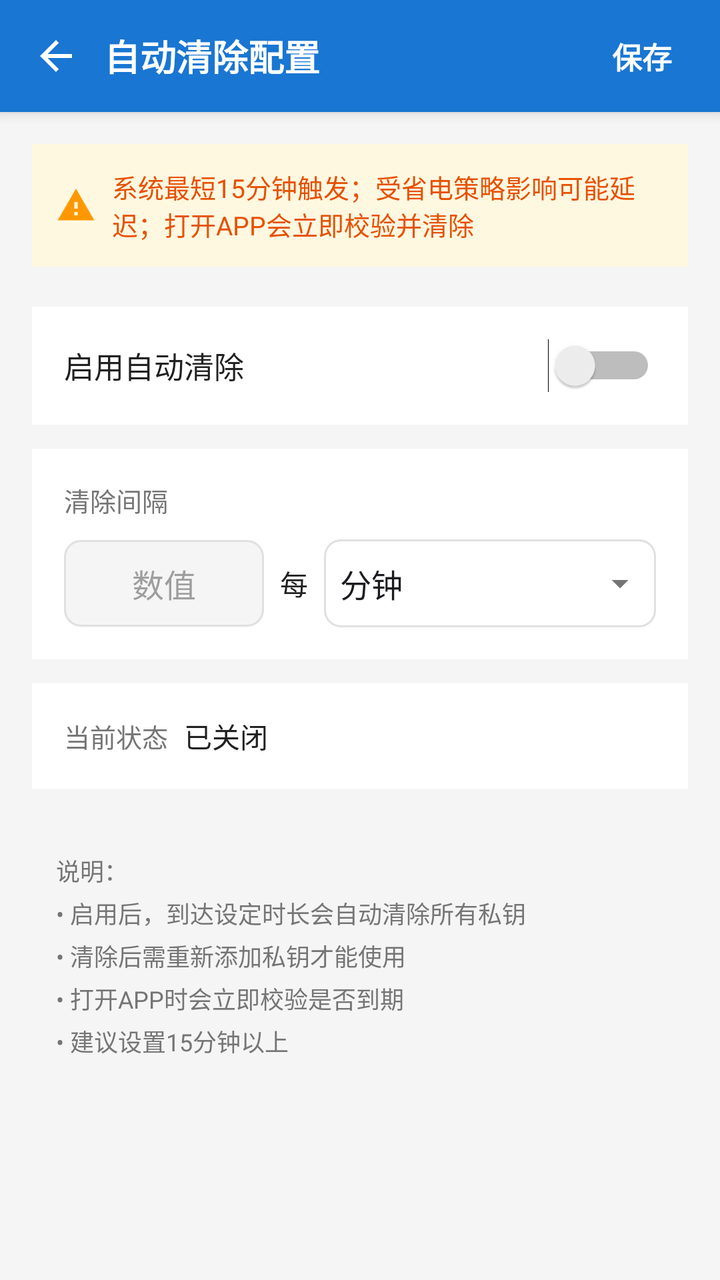
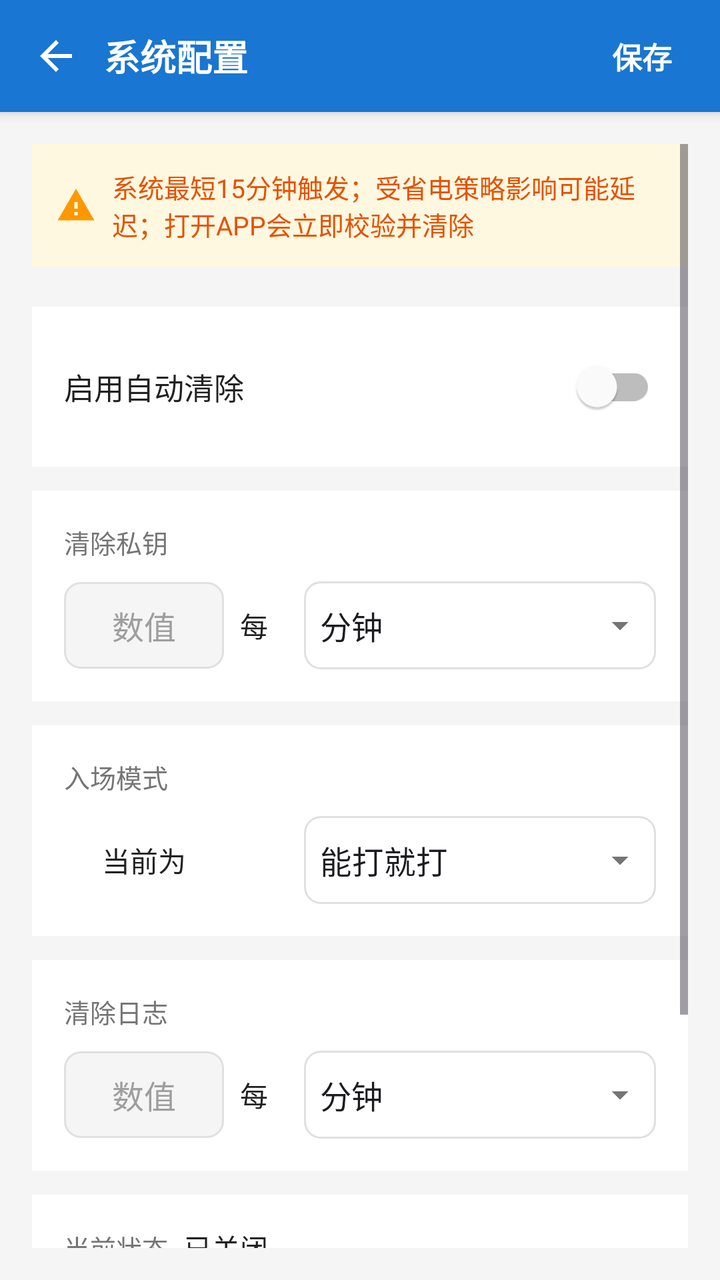

Compare the two renders of this Android layout. The source of the first and the diff that turns it into the second are given below.
<!-- AndroidManifest.xml: application theme Theme.WlClient -->
<!-- res/layout/activity_auto_clear.xml -->
<?xml version="1.0" encoding="utf-8"?>
<RelativeLayout xmlns:android="http://schemas.android.com/apk/res/android"
    android:layout_width="match_parent"
    android:layout_height="match_parent"
    android:background="@color/bg_page">

    
    <LinearLayout
        android:id="@+id/toolbar"
        android:layout_width="match_parent"
        android:layout_height="56dp"
        android:layout_alignParentTop="true"
        android:background="@color/primary"
        android:elevation="4dp"
        android:gravity="center_vertical"
        android:orientation="horizontal"
        android:paddingStart="4dp"
        android:paddingEnd="8dp">

        <ImageButton
            android:id="@+id/btn_back"
            android:layout_width="48dp"
            android:layout_height="48dp"
            android:background="?android:attr/selectableItemBackgroundBorderless"
            android:contentDescription="返回"
            android:src="@drawable/ic_back_svg" />

        <TextView
            android:layout_width="0dp"
            android:layout_height="wrap_content"
            android:layout_weight="1"
            android:text="自动清除配置"
            android:textColor="@color/white"
            android:textSize="18sp"
            android:textStyle="bold" />

        <TextView
            android:id="@+id/btn_save_auto_clear"
            android:layout_width="wrap_content"
            android:layout_height="48dp"
            android:gravity="center"
            android:text="保存"
            android:textColor="@color/white"
            android:textSize="15sp"
            android:textStyle="bold"
            android:paddingStart="16dp"
            android:paddingEnd="16dp"
            android:clickable="true"
            android:focusable="true"
            android:background="?android:attr/selectableItemBackgroundBorderless" />
    </LinearLayout>

    <ScrollView
        android:layout_width="match_parent"
        android:layout_height="match_parent"
        android:layout_below="@id/toolbar"
        android:padding="16dp">

        <LinearLayout
            android:layout_width="match_parent"
            android:layout_height="wrap_content"
            android:orientation="vertical">

            
            <LinearLayout
                android:layout_width="match_parent"
                android:layout_height="wrap_content"
                android:orientation="horizontal"
                android:gravity="center_vertical"
                android:background="#FFF8E1"
                android:padding="12dp">

                <ImageView
                    android:layout_width="20dp"
                    android:layout_height="20dp"
                    android:src="@drawable/ic_warning_svg"
                    android:layout_marginEnd="8dp" />

                <TextView
                    android:layout_width="match_parent"
                    android:layout_height="wrap_content"
                    android:text="系统最短15分钟触发；受省电策略影响可能延迟；打开APP会立即校验并清除"
                    android:textColor="#E65100"
                    android:textSize="13sp" />
            </LinearLayout>

            
            <LinearLayout
                android:layout_width="match_parent"
                android:layout_height="wrap_content"
                android:orientation="horizontal"
                android:gravity="center_vertical"
                android:layout_marginTop="20dp"
                android:background="@color/card_bg"
                android:padding="16dp">

                <TextView
                    android:layout_width="0dp"
                    android:layout_height="wrap_content"
                    android:layout_weight="1"
                    android:text="启用自动清除"
                    android:textSize="15sp"
                    android:textColor="@color/text_primary" />

                <Switch
                    android:id="@+id/sw_auto_enable"
                    android:layout_width="wrap_content"
                    android:layout_height="wrap_content" />
            </LinearLayout>

            
            <LinearLayout
                android:id="@+id/layout_time_setting"
                android:layout_width="match_parent"
                android:layout_height="wrap_content"
                android:orientation="vertical"
                android:layout_marginTop="12dp"
                android:background="@color/card_bg"
                android:padding="16dp">

                <TextView
                    android:layout_width="wrap_content"
                    android:layout_height="wrap_content"
                    android:text="清除间隔"
                    android:textSize="13sp"
                    android:textColor="@color/text_secondary"
                    android:layout_marginBottom="10dp" />

                <LinearLayout
                    android:layout_width="match_parent"
                    android:layout_height="wrap_content"
                    android:orientation="horizontal"
                    android:gravity="center_vertical">

                    <EditText
                        android:id="@+id/et_auto_clear_val"
                        style="@style/DialogInputStyle"
                        android:layout_width="100dp"
                        android:layout_height="wrap_content"
                        android:hint="数值"
                        android:inputType="number"
                        android:gravity="center"
                        android:textSize="16sp" />

                    <TextView
                        android:layout_width="wrap_content"
                        android:layout_height="wrap_content"
                        android:text="每"
                        android:textSize="14sp"
                        android:textColor="@color/text_primary"
                        android:layout_marginStart="8dp"
                        android:layout_marginEnd="8dp" />

                    <RelativeLayout
                        android:layout_width="0dp"
                        android:layout_height="44dp"
                        android:layout_weight="1">

                        <Spinner
                            android:id="@+id/sp_time_unit"
                            style="@style/AppSpinner"
                            android:layout_width="match_parent"
                            android:layout_height="match_parent"
                            android:entries="@array/time_unit_array" />

                        <ImageView
                            android:layout_width="20dp"
                            android:layout_height="20dp"
                            android:layout_alignParentEnd="true"
                            android:layout_centerVertical="true"
                            android:layout_marginEnd="8dp"
                            android:src="@drawable/ic_dropdown_arrow_svg"
                            android:clickable="false"
                            android:focusable="false" />
                    </RelativeLayout>
                </LinearLayout>
            </LinearLayout>

            
            <LinearLayout
                android:layout_width="match_parent"
                android:layout_height="wrap_content"
                android:orientation="horizontal"
                android:gravity="center_vertical"
                android:layout_marginTop="12dp"
                android:background="@color/card_bg"
                android:padding="16dp">

                <TextView
                    android:layout_width="wrap_content"
                    android:layout_height="wrap_content"
                    android:text="当前状态"
                    android:textSize="13sp"
                    android:textColor="@color/text_secondary"
                    android:layout_marginEnd="8dp" />

                <TextView
                    android:id="@+id/tv_auto_clear_status"
                    android:layout_width="0dp"
                    android:layout_height="wrap_content"
                    android:layout_weight="1"
                    android:text="已关闭"
                    android:textSize="14sp"
                    android:textColor="@color/text_primary" />
            </LinearLayout>

            
            <TextView
                android:layout_width="match_parent"
                android:layout_height="wrap_content"
                android:layout_marginTop="20dp"
                android:padding="12dp"
                android:text="说明：\n• 启用后，到达设定时长会自动清除所有私钥\n• 清除后需重新添加私钥才能使用\n• 打开APP时会立即校验是否到期\n• 建议设置15分钟以上"
                android:textSize="12sp"
                android:textColor="@color/text_secondary"
                android:lineSpacingExtra="4dp" />

        </LinearLayout>
    </ScrollView>
</RelativeLayout>
<!-- resources referenced by this layout -->
<resources>
  <string-array name="time_unit_array">
          <item>分钟</item>
          <item>小时</item>
          <item>天</item>
      </string-array>
  <color name="bg_page">#FFF5F5F5</color>
  <color name="card_bg">#FFFFFFFF</color>
  <color name="primary">#FF1976D2</color>
  <color name="text_primary">#FF212121</color>
  <color name="text_secondary">#FF757575</color>
  <color name="white">#FFFFFFFF</color>
  <!-- drawable ic_back_svg (drawable) -->
  <?xml version="1.0" encoding="utf-8"?>
  <vector xmlns:android="http://schemas.android.com/apk/res/android"
      android:width="24dp" android:height="24dp"
      android:viewportWidth="24" android:viewportHeight="24">
      <path android:fillColor="#FFFFFFFF"
          android:pathData="M20,11H7.83l5.59,-5.59L12,4l-8,8 8,8 1.41,-1.41L7.83,13H20v-2z"/>
  </vector>
  <!-- drawable ic_dropdown_arrow_svg (drawable) -->
  <?xml version="1.0" encoding="utf-8"?>
  <vector xmlns:android="http://schemas.android.com/apk/res/android"
      android:width="24dp"
      android:height="24dp"
      android:viewportWidth="24"
      android:viewportHeight="24">
      <path
          android:fillColor="#757575"
          android:pathData="M7,10l5,5 5,-5z" />
  </vector>
  <!-- drawable ic_warning_svg (drawable) -->
  <?xml version="1.0" encoding="utf-8"?>
  <vector xmlns:android="http://schemas.android.com/apk/res/android"
      android:width="24dp"
      android:height="24dp"
      android:viewportWidth="24"
      android:viewportHeight="24">
      <path
          android:fillColor="#FF9800"
          android:pathData="M1,21h22L12,2 1,21zM13,18h-2v-2h2v2zM13,14h-2v-4h2v4z" />
  </vector>
  <style name="AppSpinner">
          <item name="android:background">@drawable/bg_spinner</item>
          <item name="android:dropDownWidth">match_parent</item>
          <item name="android:popupBackground">@color/white</item>
          <item name="android:dropDownVerticalOffset">4dp</item>
          <item name="android:dropDownHorizontalOffset">0dp</item>
          <item name="android:spinnerMode">dropdown</item>
      </style>
  <style name="DialogInputStyle">
          <item name="android:background">@drawable/bg_input_focused</item>
          <item name="android:textSize">14sp</item>
          <item name="android:textColor">#212121</item>
          <item name="android:textColorHint">#9E9E9E</item>
      </style>
  <style name="Theme.WlClient" parent="Base.Theme.WlClient" />
  <!-- drawable bg_spinner (drawable) -->
  <?xml version="1.0" encoding="utf-8"?>
  <selector xmlns:android="http://schemas.android.com/apk/res/android">
      <item android:state_pressed="true">
          <shape android:shape="rectangle">
              <solid android:color="#F5F5F5" />
              <corners android:radius="8dp" />
              <stroke android:width="1dp" android:color="#1976D2" />
          </shape>
      </item>
      <item>
          <shape android:shape="rectangle">
              <solid android:color="#FFFFFF" />
              <corners android:radius="8dp" />
              <stroke android:width="1dp" android:color="#E0E0E0" />
          </shape>
      </item>
  </selector>
  <style name="Base.Theme.WlClient" parent="Theme.Material3.DayNight.NoActionBar">
          
          
      </style>
  <!-- unchanged entries left out for length: 1 -->
</resources>

<!-- the commit's change to res/layout/activity_auto_clear.xml (unified diff, before → after) -->
@@ -1,5 +1,6 @@
 <?xml version="1.0" encoding="utf-8"?>
 <RelativeLayout xmlns:android="http://schemas.android.com/apk/res/android"
+    xmlns:app="http://schemas.android.com/apk/res-auto"
     android:layout_width="match_parent"
     android:layout_height="match_parent"
     android:background="@color/bg_page">
@@ -29,7 +30,7 @@
             android:layout_width="0dp"
             android:layout_height="wrap_content"
             android:layout_weight="1"
-            android:text="自动清除配置"
+            android:text="系统配置"
             android:textColor="@color/white"
             android:textSize="18sp"
             android:textStyle="bold" />
@@ -102,8 +103,9 @@
                     android:textSize="15sp"
                     android:textColor="@color/text_primary" />
 
-                <Switch
+                <androidx.appcompat.widget.SwitchCompat
                     android:id="@+id/sw_auto_enable"
+                    style="@style/AppSwitch"
                     android:layout_width="wrap_content"
                     android:layout_height="wrap_content" />
             </LinearLayout>
@@ -118,42 +120,59 @@
                 android:background="@color/card_bg"
                 android:padding="16dp">
 
-                <TextView
-                    android:layout_width="wrap_content"
-                    android:layout_height="wrap_content"
-                    android:text="清除间隔"
-                    android:textSize="13sp"
-                    android:textColor="@color/text_secondary"
-                    android:layout_marginBottom="10dp" />
-
-                <LinearLayout
-                    android:layout_width="match_parent"
-                    android:layout_height="wrap_content"
+                <LinearLayout
+                    android:layout_width="match_parent"
+                    android:layout_height="wrap_content"
+                    android:orientation="horizontal"
+                    android:layout_marginBottom="10dp">
+
+                    <TextView
+                        android:layout_width="80dp"
+                        android:layout_height="wrap_content"
+                        android:text="清除私钥"
+                        android:textSize="13sp"
+                        android:textColor="@color/text_secondary" />
+
+                    <TextView
+                        android:layout_width="0dp"
+                        android:layout_height="wrap_content"
+                        android:layout_weight="1" />
+                </LinearLayout>
+
+                <LinearLayout
+                    android:layout_width="match_parent"
+                    android:layout_height="44dp"
                     android:orientation="horizontal"
                     android:gravity="center_vertical">
 
-                    <EditText
-                        android:id="@+id/et_auto_clear_val"
-                        style="@style/DialogInputStyle"
-                        android:layout_width="100dp"
-                        android:layout_height="wrap_content"
-                        android:hint="数值"
-                        android:inputType="number"
-                        android:gravity="center"
-                        android:textSize="16sp" />
-
-                    <TextView
-                        android:layout_width="wrap_content"
-                        android:layout_height="wrap_content"
-                        android:text="每"
-                        android:textSize="14sp"
-                        android:textColor="@color/text_primary"
-                        android:layout_marginStart="8dp"
-                        android:layout_marginEnd="8dp" />
+                    <LinearLayout
+                        android:layout_width="120dp"
+                        android:layout_height="wrap_content"
+                        android:orientation="horizontal"
+                        android:gravity="center_vertical">
+
+                        <EditText
+                            android:id="@+id/et_auto_clear_val"
+                            style="@style/DialogInputStyle"
+                            android:layout_width="80dp"
+                            android:layout_height="wrap_content"
+                            android:hint="数值"
+                            android:inputType="number"
+                            android:gravity="center"
+                            android:textSize="16sp" />
+
+                        <TextView
+                            android:layout_width="wrap_content"
+                            android:layout_height="wrap_content"
+                            android:text="每"
+                            android:textSize="14sp"
+                            android:textColor="@color/text_primary"
+                            android:layout_marginStart="8dp" />
+                    </LinearLayout>
 
                     <RelativeLayout
                         android:layout_width="0dp"
-                        android:layout_height="44dp"
+                        android:layout_height="match_parent"
                         android:layout_weight="1">
 
                         <Spinner
@@ -180,6 +199,164 @@
             <LinearLayout
                 android:layout_width="match_parent"
                 android:layout_height="wrap_content"
+                android:orientation="vertical"
+                android:layout_marginTop="12dp"
+                android:background="@color/card_bg"
+                android:padding="16dp">
+
+                <LinearLayout
+                    android:layout_width="match_parent"
+                    android:layout_height="wrap_content"
+                    android:orientation="horizontal"
+                    android:layout_marginBottom="10dp">
+
+                    <TextView
+                        android:layout_width="80dp"
+                        android:layout_height="wrap_content"
+                        android:text="入场模式"
+                        android:textSize="13sp"
+                        android:textColor="@color/text_secondary" />
+
+                    <TextView
+                        android:layout_width="0dp"
+                        android:layout_height="wrap_content"
+                        android:layout_weight="1" />
+                </LinearLayout>
+
+                <LinearLayout
+                    android:layout_width="match_parent"
+                    android:layout_height="44dp"
+                    android:orientation="horizontal"
+                    android:gravity="center_vertical">
+
+                    <LinearLayout
+                        android:layout_width="120dp"
+                        android:layout_height="wrap_content"
+                        android:orientation="horizontal"
+                        android:gravity="center_vertical">
+
+                        <TextView
+                            android:layout_width="80dp"
+                            android:layout_height="wrap_content"
+                            android:text="当前为"
+                            android:textSize="14sp"
+                            android:textColor="@color/text_primary"
+                            android:gravity="center" />
+                    </LinearLayout>
+
+                    <RelativeLayout
+                        android:layout_width="0dp"
+                        android:layout_height="match_parent"
+                        android:layout_weight="1">
+
+                        <Spinner
+                            android:id="@+id/sp_play_mode"
+                            style="@style/AppSpinner"
+                            android:layout_width="match_parent"
+                            android:layout_height="match_parent"
+                            android:entries="@array/play_mode_array" />
+
+                        <ImageView
+                            android:layout_width="20dp"
+                            android:layout_height="20dp"
+                            android:layout_alignParentEnd="true"
+                            android:layout_centerVertical="true"
+                            android:layout_marginEnd="8dp"
+                            android:src="@drawable/ic_dropdown_arrow_svg"
+                            android:clickable="false"
+                            android:focusable="false" />
+                    </RelativeLayout>
+                </LinearLayout>
+            </LinearLayout>
+
+            
+            <LinearLayout
+                android:layout_width="match_parent"
+                android:layout_height="wrap_content"
+                android:orientation="vertical"
+                android:layout_marginTop="12dp"
+                android:background="@color/card_bg"
+                android:padding="16dp">
+
+                <LinearLayout
+                    android:layout_width="match_parent"
+                    android:layout_height="wrap_content"
+                    android:orientation="horizontal"
+                    android:layout_marginBottom="10dp">
+
+                    <TextView
+                        android:layout_width="80dp"
+                        android:layout_height="wrap_content"
+                        android:text="清除日志"
+                        android:textSize="13sp"
+                        android:textColor="@color/text_secondary" />
+
+                    <TextView
+                        android:layout_width="0dp"
+                        android:layout_height="wrap_content"
+                        android:layout_weight="1" />
+                </LinearLayout>
+
+                <LinearLayout
+                    android:layout_width="match_parent"
+                    android:layout_height="44dp"
+                    android:orientation="horizontal"
+                    android:gravity="center_vertical">
+
+                    <LinearLayout
+                        android:layout_width="120dp"
+                        android:layout_height="wrap_content"
+                        android:orientation="horizontal"
+                        android:gravity="center_vertical">
+
+                        <EditText
+                            android:id="@+id/et_log_clear_val"
+                            style="@style/DialogInputStyle"
+                            android:layout_width="80dp"
+                            android:layout_height="wrap_content"
+                            android:hint="数值"
+                            android:inputType="number"
+                            android:gravity="center"
+                            android:textSize="16sp" />
+
+                        <TextView
+                            android:layout_width="wrap_content"
+                            android:layout_height="wrap_content"
+                            android:text="每"
+                            android:textSize="14sp"
+                            android:textColor="@color/text_primary"
+                            android:layout_marginStart="8dp" />
+                    </LinearLayout>
+
+                    <RelativeLayout
+                        android:layout_width="0dp"
+                        android:layout_height="match_parent"
+                        android:layout_weight="1">
+
+                        <Spinner
+                            android:id="@+id/sp_log_time_unit"
+                            style="@style/AppSpinner"
+                            android:layout_width="match_parent"
+                            android:layout_height="match_parent"
+                            android:entries="@array/time_unit_array" />
+
+                        <ImageView
+                            android:layout_width="20dp"
+                            android:layout_height="20dp"
+                            android:layout_alignParentEnd="true"
+                            android:layout_centerVertical="true"
+                            android:layout_marginEnd="8dp"
+                            android:src="@drawable/ic_dropdown_arrow_svg"
+                            android:clickable="false"
+                            android:focusable="false" />
+                    </RelativeLayout>
+                </LinearLayout>
+            </LinearLayout>
+
+            
+            <LinearLayout
+                android:layout_width="match_parent"
+                android:layout_height="wrap_content"
                 android:orientation="horizontal"
                 android:gravity="center_vertical"
                 android:layout_marginTop="12dp"
<!-- resource entries referenced after the edit -->
@@ -1,5 +1,9 @@
 <!-- resources referenced by this layout -->
 <resources>
+  <string-array name="play_mode_array">
+          <item>能打就打</item>
+          <item>等齐再打</item>
+      </string-array>
   <string-array name="time_unit_array">
           <item>分钟</item>
           <item>小时</item>
@@ -41,13 +45,17 @@
           android:fillColor="#FF9800"
           android:pathData="M1,21h22L12,2 1,21zM13,18h-2v-2h2v2zM13,14h-2v-4h2v4z" />
   </vector>
-  <style name="AppSpinner">
+  <style name="AppSpinner" parent="Widget.AppCompat.Spinner">
           <item name="android:background">@drawable/bg_spinner</item>
           <item name="android:dropDownWidth">match_parent</item>
           <item name="android:popupBackground">@color/white</item>
           <item name="android:dropDownVerticalOffset">4dp</item>
           <item name="android:dropDownHorizontalOffset">0dp</item>
           <item name="android:spinnerMode">dropdown</item>
+      </style>
+  <style name="AppSwitch" parent="Widget.AppCompat.CompoundButton.Switch">
+          <item name="trackTint">@color/switch_track_tint</item>
+          <item name="thumbTint">@color/switch_thumb</item>
       </style>
   <style name="DialogInputStyle">
           <item name="android:background">@drawable/bg_input_focused</item>
@@ -74,6 +82,7 @@
           </shape>
       </item>
   </selector>
+  <color name="switch_thumb">#FFFFFFFF</color>
   <style name="Base.Theme.WlClient" parent="Theme.Material3.DayNight.NoActionBar">
           
           
